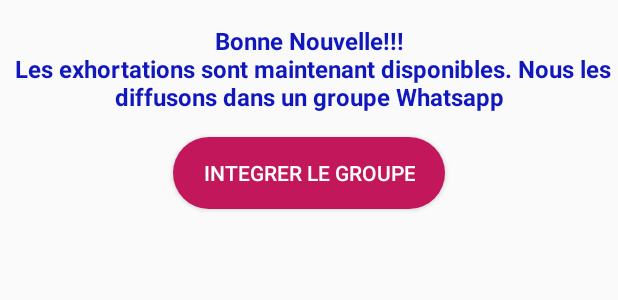
After one commit to essowe-agnek/lecture-bible-android, an Android app: the layout exhortation_dispo.xml on its own in the app's theme, with its tools: preview values and no code run, on a phone screen of 412 x 824 dp. The commit adds this screen. Shown: the top 300 px of the screen. Run offline under Robolectric (Android 15) with nearby library versions, the phone set to English and light mode, and no system bars.

Commit message:
intégration exhortation

```diff
--- a/app/src/main/AndroidManifest.xml
+++ b/app/src/main/AndroidManifest.xml
@@ -31,7 +31,8 @@
         <activity android:name=".BibleActivity" />
         <activity android:name=".ListeLectureActivity" />
         <activity android:name=".ChoosePlanActivity" />
-        <activity android:name=".MainActivity">
+        <activity android:name=".MainActivity"
+            android:exported="true">
             <intent-filter>
                 <action android:name="android.intent.action.MAIN" />
 
--- /dev/null
+++ b/app/src/main/res/layout/exhortation_dispo.xml
@@ -0,0 +1,33 @@
+<?xml version="1.0" encoding="utf-8"?>
+<androidx.constraintlayout.widget.ConstraintLayout xmlns:android="http://schemas.android.com/apk/res/android"
+    xmlns:app="http://schemas.android.com/apk/res-auto"
+    xmlns:tools="http://schemas.android.com/tools"
+    android:layout_width="match_parent"
+    android:layout_height="match_parent">
+
+    <TextView
+        android:id="@+id/textView11"
+        android:layout_width="wrap_content"
+        android:layout_height="wrap_content"
+        android:layout_marginTop="16dp"
+        android:gravity="center_horizontal"
+        android:text="Bonne Nouvelle!!!\n Les exhortations sont maintenant disponibles. Nous les diffusons dans un groupe Whatsapp"
+        android:textColor="#0F17BD"
+        android:textSize="16sp"
+        android:textStyle="bold"
+        app:layout_constraintEnd_toEndOf="parent"
+        app:layout_constraintStart_toStartOf="parent"
+        app:layout_constraintTop_toTopOf="parent" />
+
+    <Button
+        android:id="@+id/btn_integrer_gp2"
+        android:layout_width="wrap_content"
+        android:layout_height="wrap_content"
+        android:layout_marginTop="16dp"
+        android:background="@drawable/button_bible_border"
+        android:text="INTEGRER LE GROUPE"
+        android:textColor="#FFF"
+        app:layout_constraintEnd_toEndOf="parent"
+        app:layout_constraintStart_toStartOf="parent"
+        app:layout_constraintTop_toBottomOf="@+id/textView11" />
+</androidx.constraintlayout.widget.ConstraintLayout>
--- a/build.gradle
+++ b/build.gradle
@@ -7,7 +7,7 @@ buildscript {
 
     }
     dependencies {
-        classpath 'com.android.tools.build:gradle:3.4.2'
+        classpath 'com.android.tools.build:gradle:4.2.2'
         classpath 'com.google.gms:google-services:4.3.3'
 
         // NOTE: Do not place your application dependencies here; they belong
```
Also changed, not shown: app/build.gradle (+5 -4 lines), app/src/main/java/com/agnekdev/bibleunan/MainActivity.java (+37 -2 lines), gradle/wrapper/gradle-wrapper.properties, 7 other files.
